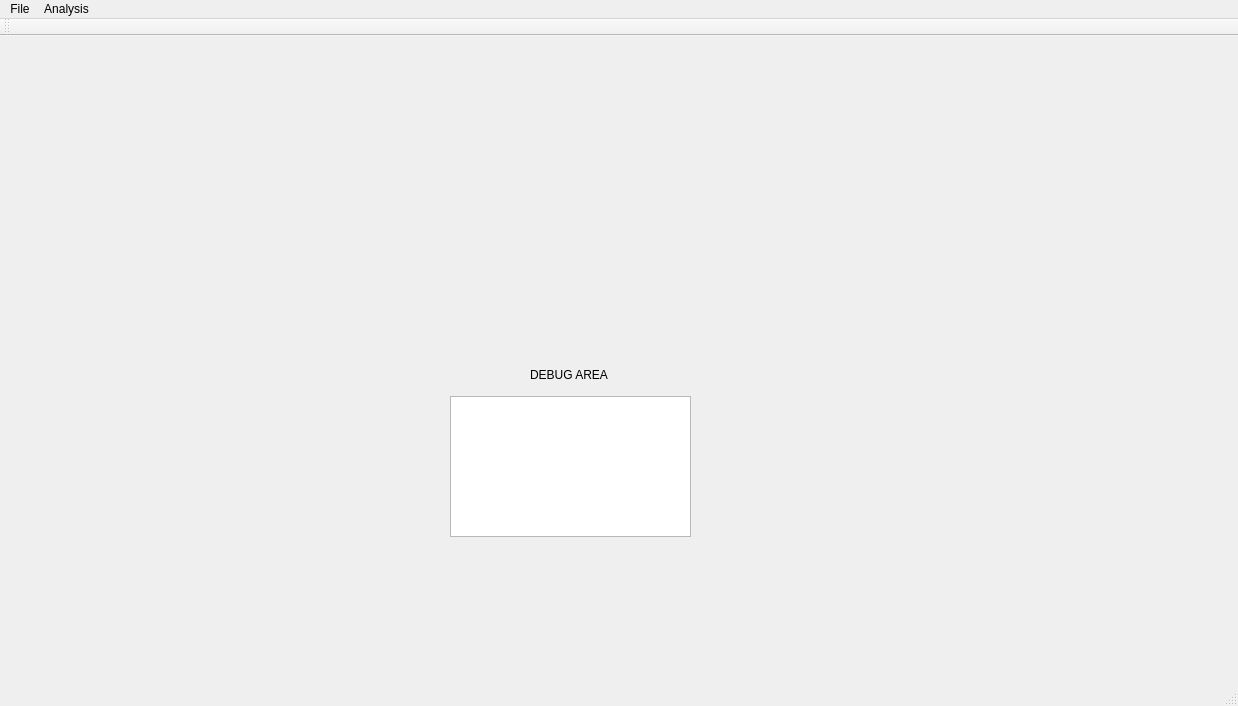
This is gui/ui/mainwindow.ui in gf712/AbPyTools-Qt as Qt 5 draws it before an edit. The edited form follows.
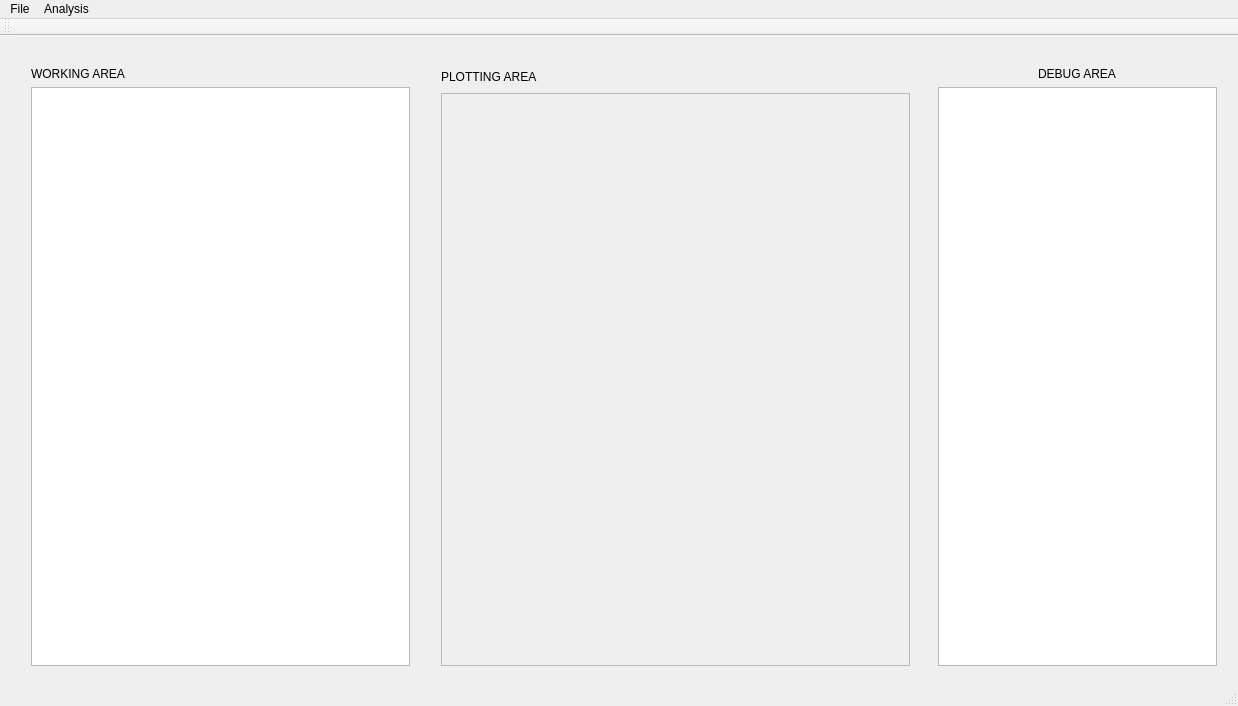
This is the edited form.

What changed in the file:
```diff
--- a/gui/ui/mainwindow.ui
+++ b/gui/ui/mainwindow.ui
@@ -14,28 +14,84 @@
    <string>MainWindow</string>
   </property>
   <widget class="QWidget" name="centralWidget">
-   <widget class="QLabel" name="debugAreaLabel">
+   <widget class="QWidget" name="">
     <property name="geometry">
      <rect>
-      <x>530</x>
-      <y>330</y>
-      <width>101</width>
-      <height>17</height>
+      <x>927</x>
+      <y>20</y>
+      <width>301</width>
+      <height>621</height>
      </rect>
     </property>
-    <property name="text">
-     <string>DEBUG AREA</string>
+    <layout class="QVBoxLayout" name="verticalLayout">
+     <item alignment="Qt::AlignHCenter">
+      <widget class="QLabel" name="debugAreaLabel">
+       <property name="text">
+        <string>DEBUG AREA</string>
+       </property>
+      </widget>
+     </item>
+     <item>
+      <widget class="QTextBrowser" name="debugAreaTextBrowser"/>
+     </item>
+    </layout>
+   </widget>
+   <widget class="QWidget" name="">
+    <property name="geometry">
+     <rect>
+      <x>20</x>
+      <y>20</y>
+      <width>401</width>
+      <height>621</height>
+     </rect>
     </property>
+    <layout class="QVBoxLayout" name="verticalLayout_2">
+     <item>
+      <widget class="QLabel" name="label">
+       <property name="text">
+        <string>WORKING AREA</string>
+       </property>
+      </widget>
+     </item>
+     <item>
+      <widget class="QTextBrowser" name="workingAreaTextBrowser"/>
+     </item>
+    </layout>
    </widget>
-   <widget class="QTextEdit" name="debugAreaTextEdit">
+   <widget class="QWidget" name="">
     <property name="geometry">
      <rect>
-      <x>450</x>
-      <y>360</y>
-      <width>241</width>
-      <height>141</height>
+      <x>430</x>
+      <y>20</y>
+      <width>491</width>
+      <height>621</height>
      </rect>
     </property>
+    <layout class="QVBoxLayout" name="verticalLayout_3">
+     <item>
+      <widget class="QLabel" name="label_2">
+       <property name="maximumSize">
+        <size>
+         <width>529</width>
+         <height>20</height>
+        </size>
+       </property>
+       <property name="text">
+        <string>PLOTTING AREA</string>
+       </property>
+      </widget>
+     </item>
+     <item>
+      <widget class="QFrame" name="frame">
+       <property name="frameShape">
+        <enum>QFrame::StyledPanel</enum>
+       </property>
+       <property name="frameShadow">
+        <enum>QFrame::Raised</enum>
+       </property>
+      </widget>
+     </item>
+    </layout>
    </widget>
   </widget>
   <widget class="QMenuBar" name="menuBar">
```
Left out of the diff: 7 changed lines with no effect on the pictures.
